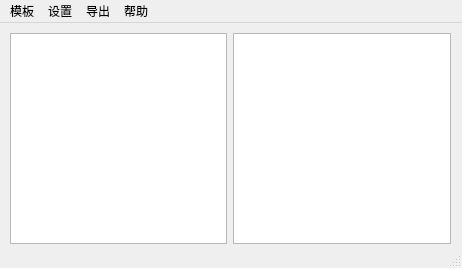
First picture: the form in ui/mainwin.ui, repository Ciciy-l/Performance_Tool, before the edit.
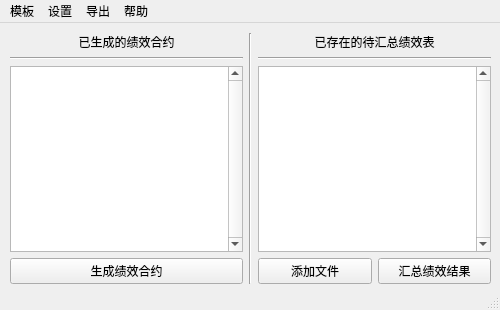
Second picture: the form after the edit.

```diff
--- a/ui/mainwin.ui
+++ b/ui/mainwin.ui
@@ -6,10 +6,16 @@
    <rect>
     <x>0</x>
     <y>0</y>
-    <width>462</width>
-    <height>268</height>
+    <width>500</width>
+    <height>310</height>
    </rect>
   </property>
+  <property name="maximumSize">
+   <size>
+    <width>16777213</width>
+    <height>16777215</height>
+   </size>
+  </property>
   <property name="cursor">
    <cursorShape>ArrowCursor</cursorShape>
   </property>
@@ -31,22 +37,108 @@
      <rect>
       <x>10</x>
       <y>10</y>
-      <width>441</width>
-      <height>211</height>
+      <width>481</width>
+      <height>251</height>
      </rect>
     </property>
     <layout class="QHBoxLayout" name="horizontalLayout">
      <item>
       <layout class="QVBoxLayout" name="verticalLayout">
        <item>
-        <widget class="QTableWidget" name="tableWidget"/>
+        <widget class="QLabel" name="label">
+         <property name="text">
+          <string>已生成的绩效合约</string>
+         </property>
+         <property name="alignment">
+          <set>Qt::AlignCenter</set>
+         </property>
+        </widget>
+       </item>
+       <item>
+        <widget class="Line" name="line">
+         <property name="orientation">
+          <enum>Qt::Horizontal</enum>
+         </property>
+        </widget>
+       </item>
+       <item>
+        <widget class="QListWidget" name="listWidget">
+         <property name="verticalScrollBarPolicy">
+          <enum>Qt::ScrollBarAlwaysOn</enum>
+         </property>
+        </widget>
+       </item>
+       <item>
+        <widget class="QPushButton" name="pushButton">
+         <property name="text">
+          <string>生成绩效合约</string>
+         </property>
+        </widget>
        </item>
       </layout>
      </item>
+     <item>
+      <widget class="Line" name="line_3">
+       <property name="orientation">
+        <enum>Qt::Vertical</enum>
+       </property>
+      </widget>
+     </item>
      <item>
       <layout class="QVBoxLayout" name="verticalLayout_2">
        <item>
-        <widget class="QTableWidget" name="tableWidget_2"/>
+        <widget class="QLabel" name="label_2">
+         <property name="text">
+          <string>已存在的待汇总绩效表</string>
+         </property>
+         <property name="alignment">
+          <set>Qt::AlignCenter</set>
+         </property>
+        </widget>
+       </item>
+       <item>
+        <widget class="Line" name="line_2">
+         <property name="orientation">
+          <enum>Qt::Horizontal</enum>
+         </property>
+        </widget>
+       </item>
+       <item>
+        <widget class="QListWidget" name="listWidget_2">
+         <property name="verticalScrollBarPolicy">
+          <enum>Qt::ScrollBarAlwaysOn</enum>
+         </property>
+         <property name="showDropIndicator" stdset="0">
+          <bool>true</bool>
+         </property>
+         <property name="dragEnabled">
+          <bool>false</bool>
+         </property>
+         <property name="dragDropMode">
+          <enum>QAbstractItemView::NoDragDrop</enum>
+         </property>
+        </widget>
+       </item>
+       <item>
+        <layout class="QHBoxLayout" name="horizontalLayout_2">
+         <item>
+          <widget class="QPushButton" name="pushButton_3">
+           <property name="text">
+            <string>添加文件</string>
+           </property>
+           <property name="shortcut">
+            <string>Ctrl+S</string>
+           </property>
+          </widget>
+         </item>
+         <item>
+          <widget class="QPushButton" name="pushButton_2">
+           <property name="text">
+            <string>汇总绩效结果</string>
+           </property>
+          </widget>
+         </item>
+        </layout>
        </item>
       </layout>
      </item>
@@ -58,7 +150,7 @@
     <rect>
      <x>0</x>
      <y>0</y>
-     <width>462</width>
+     <width>500</width>
      <height>23</height>
     </rect>
    </property>
```
Left out of the diff: 15 changed lines with no effect on the pictures.
